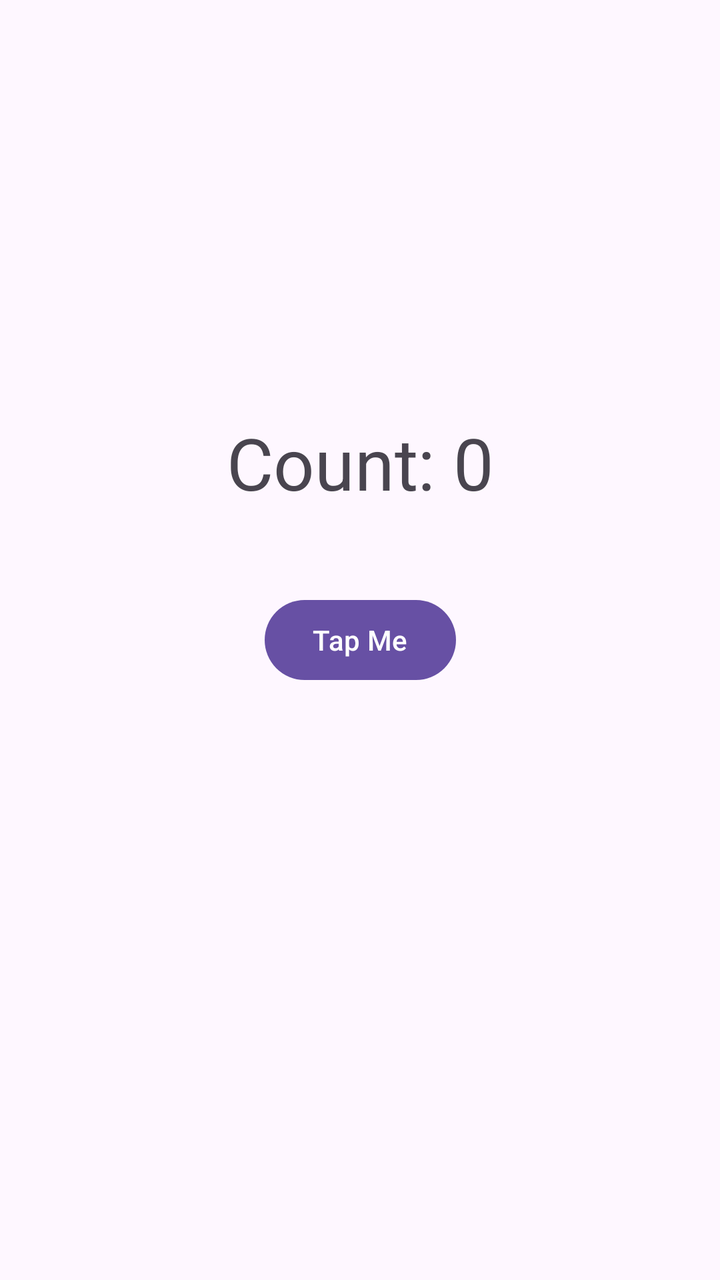
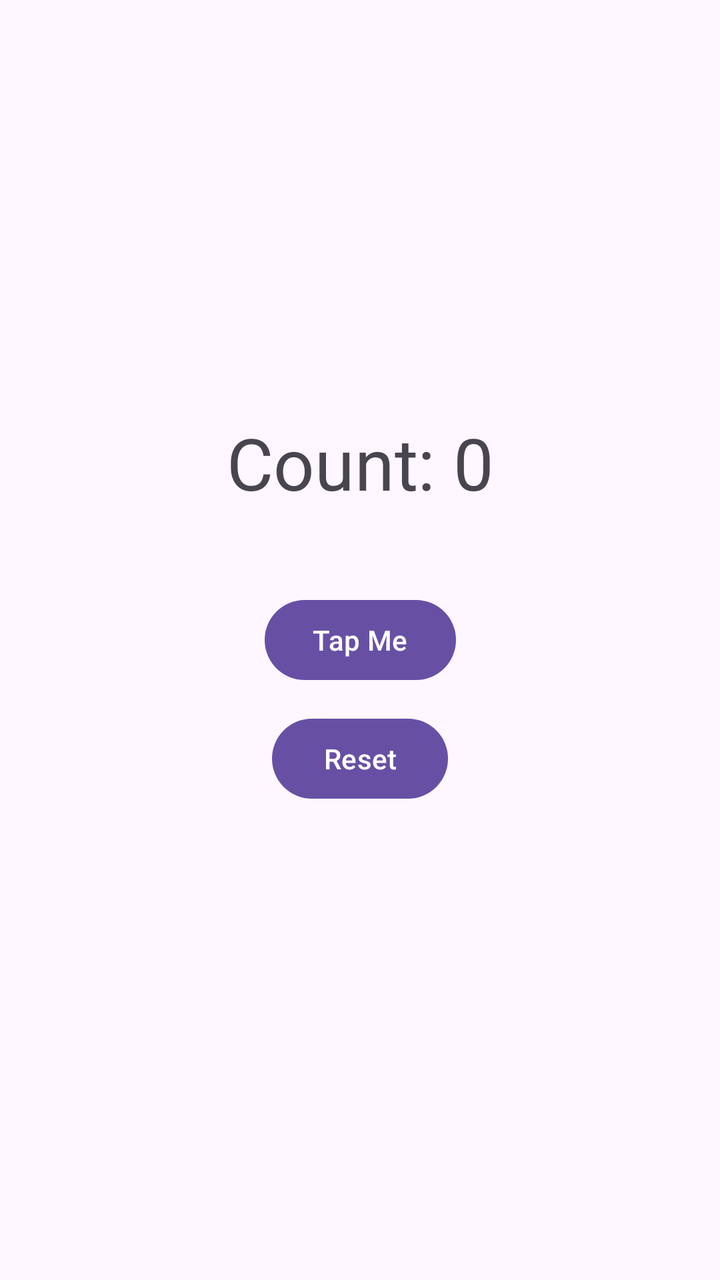

An Android layout rendered at two revisions. The XML below is the earlier revision; the diff shows what the commit changed to produce the second picture.
<!-- AndroidManifest.xml: application theme Theme.CounterApp -->
<!-- res/layout/activity_main.xml -->
<?xml version="1.0" encoding="utf-8"?>
<androidx.constraintlayout.widget.ConstraintLayout xmlns:android="http://schemas.android.com/apk/res/android"
    xmlns:app="http://schemas.android.com/apk/res-auto"
    xmlns:tools="http://schemas.android.com/tools"
    android:id="@+id/main"
    android:layout_width="match_parent"
    android:layout_height="match_parent"
    tools:context=".MainActivity">

    <TextView
        android:id="@+id/textView"
        android:layout_width="wrap_content"
        android:layout_height="wrap_content"
        android:text="@string/default_counter_label"
        android:textSize="36sp"
        app:layout_constraintBottom_toBottomOf="parent"
        app:layout_constraintEnd_toEndOf="parent"
        app:layout_constraintStart_toStartOf="parent"
        app:layout_constraintTop_toTopOf="parent"
        app:layout_constraintHorizontal_bias="0.5"
        app:layout_constraintVertical_bias="0.35" />

    <Button
        android:id="@+id/addButton"
        android:layout_width="wrap_content"
        android:layout_height="wrap_content"
        android:text="@string/add_label"
        app:layout_constraintBottom_toBottomOf="parent"
        app:layout_constraintEnd_toEndOf="parent"
        app:layout_constraintStart_toStartOf="parent"
        app:layout_constraintTop_toTopOf="parent"
        app:layout_constraintVertical_bias="0.5" />

</androidx.constraintlayout.widget.ConstraintLayout>
<!-- resources referenced by this layout -->
<resources>
  <string name="add_label">Tap Me</string>
  <string name="default_counter_label">Count: 0</string>
  <style name="Theme.CounterApp" parent="Base.Theme.CounterApp" />
  <style name="Base.Theme.CounterApp" parent="Theme.Material3.DayNight.NoActionBar">
          
          
      </style>
</resources>

<!-- the commit's change to res/layout/activity_main.xml (unified diff, before → after) -->
@@ -31,4 +31,16 @@
         app:layout_constraintTop_toTopOf="parent"
         app:layout_constraintVertical_bias="0.5" />
 
+    <Button
+        android:id="@+id/resetButton"
+        android:layout_width="wrap_content"
+        android:layout_height="wrap_content"
+        android:text="@string/reset_label"
+        app:layout_constraintBottom_toBottomOf="parent"
+        app:layout_constraintEnd_toEndOf="parent"
+        app:layout_constraintStart_toStartOf="parent"
+        app:layout_constraintTop_toTopOf="parent"
+        app:layout_constraintHorizontal_bias="0.5"
+        app:layout_constraintVertical_bias="0.6"/>
+
 </androidx.constraintlayout.widget.ConstraintLayout>
<!-- resource entries referenced after the edit -->
@@ -2,6 +2,7 @@
 <resources>
   <string name="add_label">Tap Me</string>
   <string name="default_counter_label">Count: 0</string>
+  <string name="reset_label">Reset</string>s
   <style name="Theme.CounterApp" parent="Base.Theme.CounterApp" />
   <style name="Base.Theme.CounterApp" parent="Theme.Material3.DayNight.NoActionBar">
           
